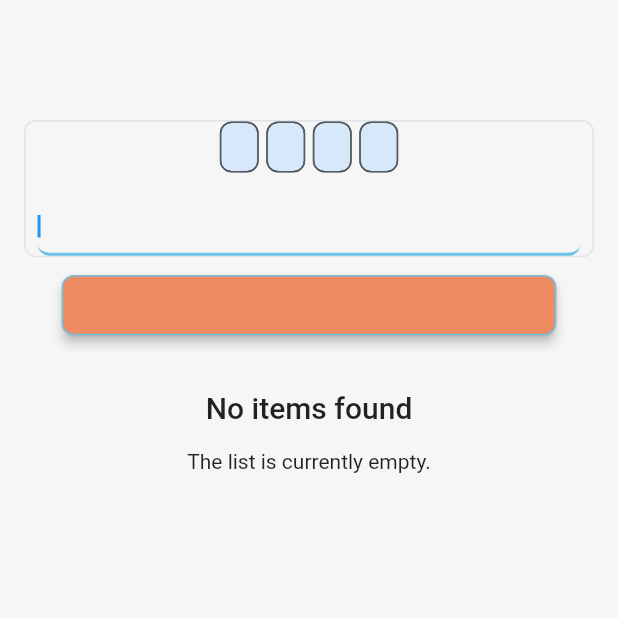
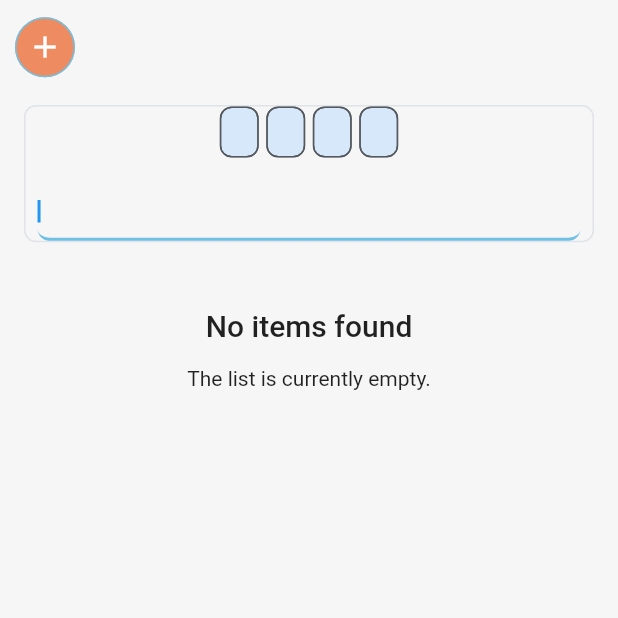
Before and after one commit to bytes-Coding-official/Administration-Tool, a Flutter app: the CreateCustomerWidget screen opened by its route, after a tap on the "close" icon, on a phone screen of 412 x 824 dp, the top half of it. Run offline on Flutter 3.47's test engine with Material 3 defaults, Android fonts, the phone set to English and light mode, and no system bars; our stand-ins replace auto_size_text, cached_network_image, chewie, cloud_firestore, data_table_2, dropdown_button2 and 23 more; missing offline and left inert: json_path, mime_type; accounts and stored records are empty.

Commit message:
Updating to latest FlutterFlow output.

```diff
--- a/lib/customer/create_customer/create_customer_widget.dart
+++ b/lib/customer/create_customer/create_customer_widget.dart
@@ -74,7 +74,9 @@ class _CreateCustomerWidgetState extends State<CreateCustomerWidget> {
             mainAxisSize: MainAxisSize.max,
             crossAxisAlignment: CrossAxisAlignment.start,
             children: [
-              Text(
+              Padding(
+                padding: const EdgeInsetsDirectional.fromSTEB(0.0, 10.0, 0.0, 0.0),
+                child: Text(
                   FFLocalizations.of(context).getText(
                     '6lhoujzg' /* Patient Intake form */,
                   ),
@@ -83,8 +85,9 @@ class _CreateCustomerWidgetState extends State<CreateCustomerWidget> {
                         letterSpacing: 0.0,
                       ),
                 ),
+              ),
               Padding(
-                padding: const EdgeInsetsDirectional.fromSTEB(0.0, 5.0, 0.0, 10.0),
+                padding: const EdgeInsetsDirectional.fromSTEB(0.0, 0.0, 0.0, 10.0),
                 child: Text(
                   FFLocalizations.of(context).getText(
                     'sxwzbsjz' /* Please fill out the form below... */,
--- a/lib/customer/customers/customers_widget.dart
+++ b/lib/customer/customers/customers_widget.dart
@@ -1,6 +1,7 @@
 import '/auth/firebase_auth/auth_util.dart';
 import '/backend/backend.dart';
 import '/flutter_flow/flutter_flow_choice_chips.dart';
+import '/flutter_flow/flutter_flow_icon_button.dart';
 import '/flutter_flow/flutter_flow_theme.dart';
 import '/flutter_flow/flutter_flow_util.dart';
 import '/flutter_flow/flutter_flow_widgets.dart';
@@ -987,11 +988,37 @@ class _CustomersWidgetState extends State<CustomersWidget> {
                         children: [
                           Padding(
                             padding: const EdgeInsetsDirectional.fromSTEB(
-                                0.0, 0.0, 16.0, 0.0),
+                                5.0, 5.0, 0.0, 0.0),
                             child: Row(
                               mainAxisSize: MainAxisSize.max,
-                              mainAxisAlignment: MainAxisAlignment.spaceBetween,
+                              mainAxisAlignment: MainAxisAlignment.spaceEvenly,
                               children: [
+                                if (responsiveVisibility(
+                                  context: context,
+                                  tabletLandscape: false,
+                                  desktop: false,
+                                ))
+                                  Padding(
+                                    padding: const EdgeInsetsDirectional.fromSTEB(
+                                        5.0, 0.0, 0.0, 0.0),
+                                    child: FlutterFlowIconButton(
+                                      borderColor:
+                                          FlutterFlowTheme.of(context).primary,
+                                      borderRadius: 20.0,
+                                      borderWidth: 1.0,
+                                      buttonSize: 40.0,
+                                      fillColor:
+                                          FlutterFlowTheme.of(context).tertiary,
+                                      icon: const Icon(
+                                        Icons.add,
+                                        color: Colors.white,
+                                        size: 24.0,
+                                      ),
+                                      onPressed: () async {
+                                        context.pushNamed('sideNav');
+                                      },
+                                    ),
+                                  ),
                                 Expanded(
                                   child: Column(
                                     mainAxisSize: MainAxisSize.max,
@@ -1000,7 +1027,7 @@ class _CustomersWidgetState extends State<CustomersWidget> {
                                     children: [
                                       Padding(
                                         padding: const EdgeInsetsDirectional.fromSTEB(
-                                            25.0, 10.0, 0.0, 0.0),
+                                            0.0, 10.0, 0.0, 0.0),
                                         child: Text(
                                           FFLocalizations.of(context).getText(
                                             'phwjo5xq' /* Projects Overview */,
@@ -1013,10 +1040,7 @@ class _CustomersWidgetState extends State<CustomersWidget> {
                                               ),
                                         ),
                                       ),
-                                      Padding(
-                                        padding: const EdgeInsetsDirectional.fromSTEB(
-                                            25.0, 5.0, 0.0, 10.0),
-                                        child: Text(
+                                      Text(
                                         FFLocalizations.of(context).getText(
                                           'bgi47c1l' /* Review the details below of al... */,
                                         ),
@@ -1028,11 +1052,10 @@ class _CustomersWidgetState extends State<CustomersWidget> {
                                               letterSpacing: 0.0,
                                             ),
                                       ),
-                                      ),
-                                    ],
-                                  ),
-                                ),
-                              ],
+                                    ],
+                                  ),
+                                ),
+                              ].divide(const SizedBox(width: 15.0)),
                             ),
                           ),
                           Padding(
@@ -1347,45 +1370,6 @@ class _CustomersWidgetState extends State<CustomersWidget> {
                                       ),
                                     ),
                                 ],
-                              ),
-                            ),
-                          ),
-                          if (responsiveVisibility(
-                            context: context,
-                            tabletLandscape: false,
-                            desktop: false,
-                          ))
-                            Padding(
-                              padding: const EdgeInsetsDirectional.fromSTEB(
-                                  0.0, 0.0, 0.0, 5.0),
-                              child: FFButtonWidget(
-                                onPressed: () async {
-                                  context.pushNamed('sideNav');
-                                },
-                                text: FFLocalizations.of(context).getText(
-                                  'q3yd9c6w' /* Navigation */,
-                                ),
-                                options: FFButtonOptions(
-                                  width: MediaQuery.sizeOf(context).width * 0.8,
-                                  height: 40.0,
-                                  padding: const EdgeInsetsDirectional.fromSTEB(
-                                      16.0, 0.0, 16.0, 0.0),
-                                  iconPadding: const EdgeInsetsDirectional.fromSTEB(
-                                      0.0, 0.0, 0.0, 0.0),
-                                  color: FlutterFlowTheme.of(context).tertiary,
-                                  textStyle: FlutterFlowTheme.of(context)
-                                      .titleSmall
-                                      .override(
-                                        fontFamily: 'Inter',
-                                        color: Colors.white,
-                                        letterSpacing: 0.0,
-                                      ),
-                                  elevation: 3.0,
-                                  borderSide: BorderSide(
-                                    color: FlutterFlowTheme.of(context).primary,
-                                    width: 1.0,
-                                  ),
-                                  borderRadius: BorderRadius.circular(8.0),
                               ),
                             ),
                           ),
--- a/lib/flutter_flow/internationalization.dart
+++ b/lib/flutter_flow/internationalization.dart
@@ -402,10 +402,6 @@ final kTranslationsMap = <Map<String, Map<String, String>>>[
       'de': 'Filter here...',
       'en': '',
     },
-    'q3yd9c6w': {
-      'de': 'Navigation',
-      'en': '',
-    },
     'tmf3yzsp': {
       'de': 'Add Customer',
       'en': '',
@@ -1328,11 +1324,11 @@ final kTranslationsMap = <Map<String, Map<String, String>>>[
       'de': 'Please choose an option from the dropdown',
       'en': '',
     },
-    'h5slg9bs': {
+    'ndfk8kcd': {
       'de': 'Add Meeting',
       'en': '',
     },
-    '5pa3up8y': {
+    'r2xd0lgq': {
       'de': 'Add a meeting to a special customer',
       'en': '',
     },
```
Also changed, not shown: lib/customer/add_meeting_to_customer/add_meeting_to_customer_widget.dart (+30 -31 lines), 1 other file. Lines whose indentation alone changed are shown as unchanged.
